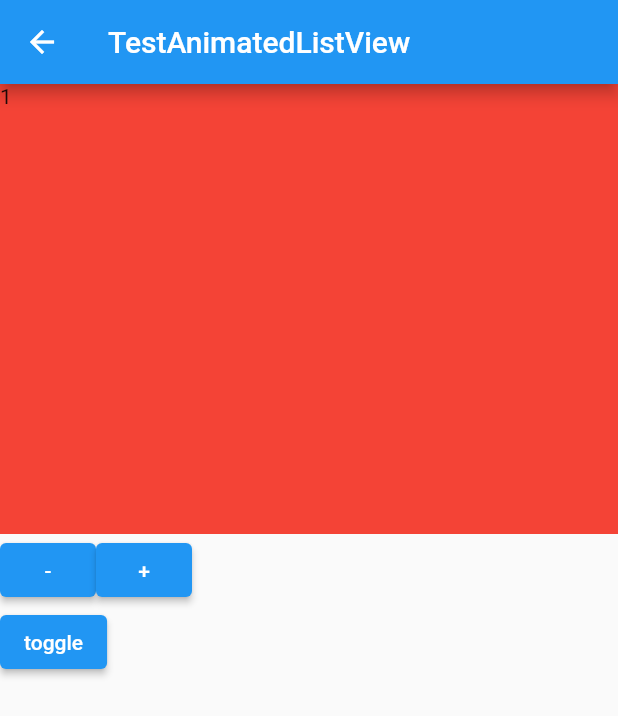
After one commit to Leonamin/shrew_kit, a Flutter app: the screen it shows after launch, after a tap on "TestAnimatedListView", on a phone screen of 412 x 824 dp. The commit adds this screen. Shown: the top 716 px of the screen. Run offline on Flutter 3.47's test engine with Material 2 defaults, Android fonts, the phone set to English and light mode, and no system bars.

Commit message:
# ADD - 기준점 리스트뷰

```diff
--- a/lib/main.dart
+++ b/lib/main.dart
@@ -1,4 +1,5 @@
 import 'package:flutter/material.dart';
+import 'package:shrew_kit/test_animdated_list_view.dart';
 import 'package:shrew_kit/view/jump_page_view.dart';
 
 void main() => runApp(const MyApp());
@@ -31,7 +32,11 @@ class HomeView extends StatelessWidget {
         child: Column(
           children: [
             _buildTile(
-                context: context, text: 'JumpPageView', child: JumpPageView())
+                context: context, text: 'JumpPageView', child: JumpPageView()),
+            _buildTile(
+                context: context,
+                text: 'TestAnimatedListView',
+                child: TestAnimatedListView()),
           ],
         ),
       ),
--- /dev/null
+++ b/lib/test_animdated_list_view.dart
@@ -0,0 +1,113 @@
+import 'package:flutter/material.dart';
+import 'package:shrew_kit/view/pivot_list_view.dart';
+
+class TestAnimatedListView extends StatefulWidget {
+  const TestAnimatedListView({super.key});
+
+  @override
+  State<TestAnimatedListView> createState() => _TestAnimatedListViewState();
+}
+
+class _TestAnimatedListViewState extends State<TestAnimatedListView> {
+  int index = 0;
+  bool toggleWidgetList = false;
+
+  List<Widget> widget1List = [
+    Container(
+      width: double.infinity,
+      color: Colors.red,
+      height: 300,
+      child: Text('1'),
+    ),
+    Container(
+      width: double.infinity,
+      color: Colors.blue,
+      height: 300,
+      child: Text('2'),
+    ),
+    Container(
+      width: double.infinity,
+      color: Colors.cyan,
+      height: 300,
+      child: Text('3'),
+    ),
+    Container(
+      width: double.infinity,
+      color: Colors.green,
+      height: 300,
+      child: Text('4'),
+    ),
+  ];
+
+  List<Widget> widget2List = [
+    Container(
+      width: double.infinity,
+      color: Colors.red,
+      height: 300,
+      child: Text('1'),
+    ),
+    Container(
+      width: double.infinity,
+      color: Colors.blue,
+      height: 300,
+      child: Text('2'),
+    ),
+    Container(
+      width: double.infinity,
+      color: Colors.green,
+      height: 300,
+      child: Text('4'),
+    ),
+  ];
+
+  int get listLength =>
+      (toggleWidgetList) ? widget1List.length : widget2List.length;
+
+  @override
+  Widget build(BuildContext context) {
+    return Scaffold(
+      appBar: AppBar(
+        title: const Text('TestAnimatedListView'),
+      ),
+      body: SingleChildScrollView(
+        child: Column(
+          children: [
+            PivotListView(
+                pivotIndex: index,
+                physics: NeverScrollableScrollPhysics(),
+                chilren: (toggleWidgetList) ? widget1List : widget2List),
+            Row(
+              children: [
+                ElevatedButton(
+                    onPressed: () {
+                      setState(() {
+                        if (index > 0) index = index - 1;
+                      });
+                    },
+                    child: Text('-')),
+                ElevatedButton(
+                    onPressed: () {
+                      setState(() {
+                        if (index < listLength) index = index + 1;
+                      });
+                    },
+                    child: Text('+')),
+              ],
+            ),
+            Row(
+              children: [
+                ElevatedButton(
+                    onPressed: () {
+                      setState(() {
+                        toggleWidgetList = !toggleWidgetList;
+                      });
+                    },
+                    child: Text('toggle')),
+              ],
+            )
+          ],
+        ),
+      ),
+    );
+  }
+}
--- /dev/null
+++ b/lib/view/pivot_list_view.dart
@@ -0,0 +1,34 @@
+
+import 'package:flutter/material.dart';
+import 'package:shrew_kit/view/fold_container.dart';
+
+class PivotListView extends StatefulWidget {
+  const PivotListView({
+    super.key,
+    required this.pivotIndex,
+    required this.physics,
+    required this.chilren,
+  });
+  final int pivotIndex;
+  final ScrollPhysics physics;
+  final List<Widget> chilren;
+
+  @override
+  State<PivotListView> createState() => _PivotListViewState();
+}
+
+class _PivotListViewState extends State<PivotListView> {
+  @override
+  Widget build(BuildContext context) {
+    return ListView(
+      shrinkWrap: true,
+      physics: widget.physics,
+      children: widget.chilren
+          .map((e) => FoldContainer(
+                visible: widget.chilren.indexOf(e) <= widget.pivotIndex,
+                child: e,
+              ))
+          .toList(),
+    );
+  }
+}
```
